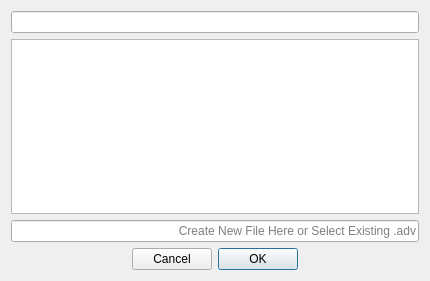
Qt form AdVersion_gui/advfolderchooser.ui (zcobell/AdVersion) before a commit.
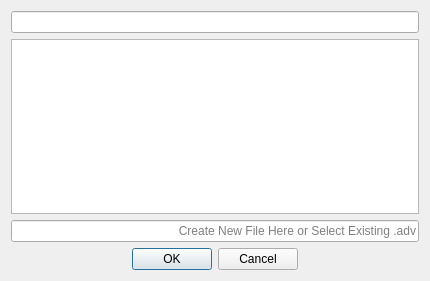
The same form after that commit.

Commit message: Using default button ordering in file chooser.

What changed in the file:
```diff
--- a/AdVersion_gui/advfolderchooser.ui
+++ b/AdVersion_gui/advfolderchooser.ui
@@ -40,7 +40,7 @@
    <item>
     <widget class="QDialogButtonBox" name="buttonBox">
      <property name="layoutDirection">
-      <enum>Qt::RightToLeft</enum>
+      <enum>Qt::LeftToRight</enum>
      </property>
      <property name="standardButtons">
       <set>QDialogButtonBox::Cancel|QDialogButtonBox::Ok</set>
```
